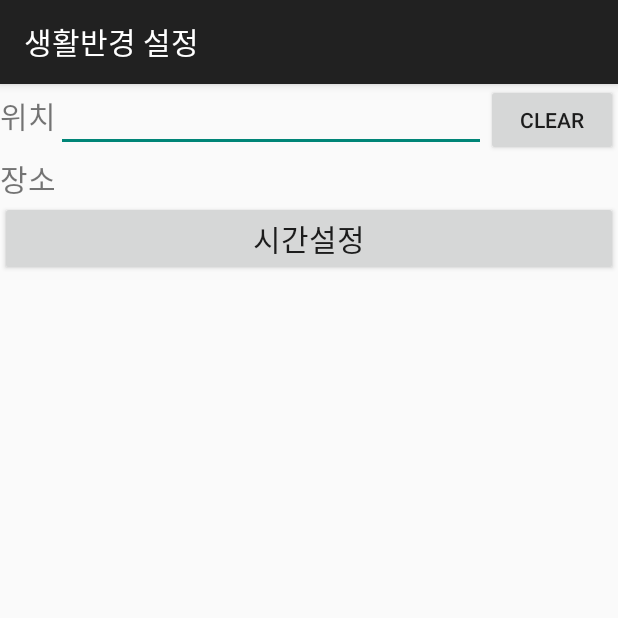
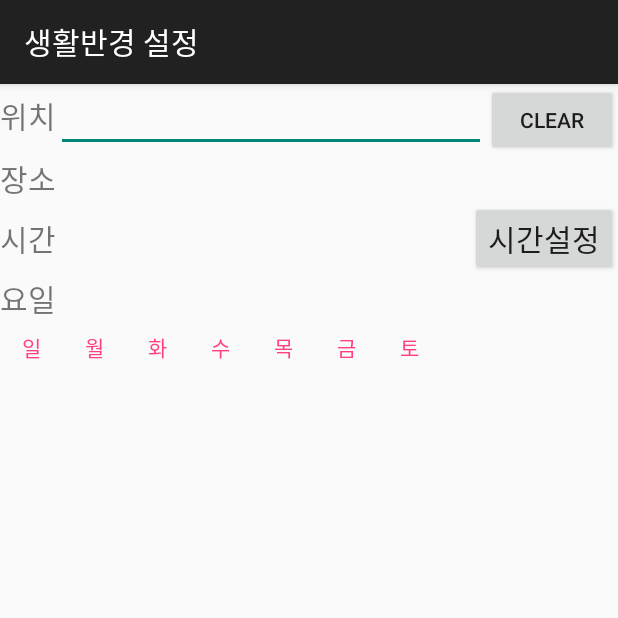
Before and after one commit to yyk1213/weather_mobile, an Android app: the SettingLifeRadiusActivity screen opened directly, with no data from a screen before it, on a phone screen of 412 x 824 dp, the top half of it. Run offline under Robolectric (Android 15) with nearby library versions, the phone set to English and light mode, and no system bars; our stand-ins replace Room's generated code; 3 statements that could not run were skipped.

Commit message:
요일선택 추가

```diff
--- a/MyApplication/app/build.gradle
+++ b/MyApplication/app/build.gradle
@@ -37,6 +37,7 @@ dependencies {
     implementation 'com.naver.maps.open:naver-map-api:2.1.2@aar'
     implementation 'com.android.support:design:23.1.1'
     implementation 'com.google.android.gms:play-services-places:11.8.0'
+    implementation "com.android.support:support-compat:27.1.1"
 
     annotationProcessor "android.arch.persistence.room:compiler:1.0.0"
 
--- a/MyApplication/app/src/main/java/com/example/yeon1213/myapplication/DataBase/DateTypeConverter.java
+++ /dev/null
@@ -1,17 +0,0 @@
-package com.example.yeon1213.myapplication.DataBase;
-
-import android.arch.persistence.room.TypeConverter;
-
-import java.util.Date;
-
-public class DateTypeConverter {
-    @TypeConverter
-    public long convertDateToLong(Date date) {
-        return date.getTime();
-    }
-
-    @TypeConverter
-    public Date convertLongToDate(long time) {
-        return new Date(time);
-    }
-}
--- a/MyApplication/app/src/main/java/com/example/yeon1213/myapplication/DataBase/LocationData.java
+++ b/MyApplication/app/src/main/java/com/example/yeon1213/myapplication/DataBase/LocationData.java
@@ -3,9 +3,12 @@ package com.example.yeon1213.myapplication.DataBase;
 import android.arch.persistence.room.Entity;
 import android.arch.persistence.room.Ignore;
 import android.arch.persistence.room.PrimaryKey;
+import android.arch.persistence.room.TypeConverter;
+import android.arch.persistence.room.TypeConverters;
 import android.support.annotation.NonNull;
 
 import java.util.Date;
+import java.util.List;
 
 @Entity
 public class LocationData {
@@ -21,7 +24,8 @@ public class LocationData {
     @NonNull
     private String mTime;
     @NonNull
-    private String mDay_of_week;//요일
+    @TypeConverters(LocationTypeConverter.class)
+    private List<String> mDay_of_week;//요일
 
     private boolean mAlarmCheck;
 
@@ -66,12 +70,13 @@ public class LocationData {
     public void setMTime(@NonNull String mTime) {
         this.mTime = mTime;
     }
+
     @NonNull
-    public String getMDay_of_week() {
+    public List<String> getMDay_of_week() {
         return mDay_of_week;
     }
 
-    public void setMDay_of_week(@NonNull String mDay_of_week) {
+    public void setMDay_of_week(@NonNull List<String> mDay_of_week) {
         this.mDay_of_week = mDay_of_week;
     }
 
--- a/MyApplication/app/src/main/java/com/example/yeon1213/myapplication/DataBase/LocationDatabase.java
+++ b/MyApplication/app/src/main/java/com/example/yeon1213/myapplication/DataBase/LocationDatabase.java
@@ -8,8 +8,9 @@ import android.content.Context;
 import android.util.Log;
 
 @Database(entities={LocationData.class},version=1)
-@TypeConverters({DateTypeConverter.class})
+
 public abstract class LocationDatabase extends RoomDatabase{
+
     private static LocationDatabase[] INSTANCES=new LocationDatabase[8];
     private static final String[] DAY_DB={"sun.db","mon.db", "tue.db","wed.db", "thur.db","fri.db","sat.db"};
 
--- /dev/null
+++ b/MyApplication/app/src/main/java/com/example/yeon1213/myapplication/DataBase/LocationTypeConverter.java
@@ -0,0 +1,21 @@
+package com.example.yeon1213.myapplication.DataBase;
+
+import android.arch.persistence.room.TypeConverter;
+import android.arch.persistence.room.TypeConverters;
+
+import com.google.gson.Gson;
+
+import java.util.Date;
+import java.util.List;
+
+public class LocationTypeConverter {
+
+    @TypeConverter
+    public static String convertListToString(List<String> list) {
+
+        Gson gson=new Gson();
+        String json=gson.toJson(list);
+
+        return json;
+    }
+}
--- a/MyApplication/app/src/main/java/com/example/yeon1213/myapplication/Life_Radius/LifeRadiusActivity.java
+++ b/MyApplication/app/src/main/java/com/example/yeon1213/myapplication/Life_Radius/LifeRadiusActivity.java
@@ -42,6 +42,7 @@ public class LifeRadiusActivity extends AppCompatActivity implements View.OnClic
         mRadiusRecyclerView.setLayoutManager(radius_LayoutManager);
 
         fab=findViewById(R.id.radius_plus_btn);
+        fab.setOnClickListener(this);
 
         database=LocationDatabase.getDataBase(this,0);
 
@@ -140,7 +141,7 @@ public class LifeRadiusActivity extends AppCompatActivity implements View.OnClic
 
             LocationData radius=mRadius.get(position);
             holder.mLocationTextView.setText(Double.toString(radius.getMLatitude()));
-            holder.mDayOfWeekTextView.setText(radius.getMDay_of_week());
+            holder.mDayOfWeekTextView.setText(radius.getMDay_of_week().toString());
             holder.mAlarmSwitch.setChecked(radius.getMAlarmCheck());
         }
 
--- a/MyApplication/app/src/main/java/com/example/yeon1213/myapplication/Life_Radius/SettingLifeRadiusActivity.java
+++ b/MyApplication/app/src/main/java/com/example/yeon1213/myapplication/Life_Radius/SettingLifeRadiusActivity.java
@@ -13,7 +13,10 @@ import android.widget.AutoCompleteTextView;
 import android.widget.Button;
 import android.widget.TextView;
 import android.widget.TimePicker;
+import android.widget.Toast;
+import android.widget.ToggleButton;
 
+import com.example.yeon1213.myapplication.DataBase.LocationDAO;
 import com.example.yeon1213.myapplication.DataBase.LocationData;
 import com.example.yeon1213.myapplication.DataBase.LocationDatabase;
 import com.example.yeon1213.myapplication.R;
@@ -28,7 +31,9 @@ import com.google.android.gms.maps.model.RuntimeRemoteException;
 import com.google.android.gms.tasks.OnCompleteListener;
 import com.google.android.gms.tasks.Task;
 
+import java.util.ArrayList;
 import java.util.Calendar;
+import java.util.List;
 
 public class SettingLifeRadiusActivity extends AppCompatActivity{
 
@@ -37,6 +42,7 @@ public class SettingLifeRadiusActivity extends AppCompatActivity{
     private PlaceAutocompleteAdapter mAdapter;
     private TextView mPlaceDetailsAttribution;
     private TextView mPlaceDetailsText;
+    private TextView mStartTime;
     private Button mTimeBtn;
 
     private LocationDatabase database;
@@ -44,9 +50,19 @@ public class SettingLifeRadiusActivity extends AppCompatActivity{
     private LocationData locationData=new LocationData();
     private String mLocation_name;
     private String mTime;
-    private String mDayOfWeek;
+    private List<String> mDayOfWeek;
+
+    //Day buttons
+    ToggleButton tSun;
+    ToggleButton tMon;
+    ToggleButton tTue;
+    ToggleButton tWed;
+    ToggleButton tThur;
+    ToggleButton tFri;
+    ToggleButton tSat;
 
     private static final LatLngBounds BOUNDS_GRATER_KOREA=new LatLngBounds(new LatLng(35.9078, 127.7669),new LatLng(35.9078, 127.7669));
+
 
     @Override
     protected void onCreate(Bundle savedInstanceState) {
@@ -59,10 +75,8 @@ public class SettingLifeRadiusActivity extends AppCompatActivity{
         //places api 클라이언트
         mGeoDataClient= Places.getGeoDataClient(this,null);
 
-        mSearchPlace =findViewById(R.id.place_autocomplete_powered_by_google);
-        mPlaceDetailsText=findViewById(R.id.place_address);
-        mPlaceDetailsAttribution = findViewById(R.id.place_attribution);
-        mTimeBtn=findViewById(R.id.timeBtn);
+        InitView();
+        getDayofWeek();//요일 저장
 
         mAdapter=new PlaceAutocompleteAdapter(this,mGeoDataClient,BOUNDS_GRATER_KOREA,null);
         mSearchPlace.setAdapter(mAdapter);
@@ -79,29 +93,89 @@ public class SettingLifeRadiusActivity extends AppCompatActivity{
         });
         //시간 설정하고 DB에 저장
         mTimeBtn.setOnClickListener(new View.OnClickListener(){
+
+            Calendar now=Calendar.getInstance();
+            int hour=now.get(Calendar.HOUR_OF_DAY);
+            int minute=now.get(Calendar.MINUTE);
+            boolean is24Hour=true;
+
             @Override
             public void onClick(View v) {
+
                 TimePickerDialog.OnTimeSetListener onTimeSetListener=new TimePickerDialog.OnTimeSetListener() {
+
                     @Override
                     public void onTimeSet(TimePicker view, int hourOfDay, int minute) {
+                        //시간 저장
+                       int hour=view.getCurrentHour();
+                       //DB에 시간 저장
+                        locationData.setMTime(hour+":"+minute);
 
+                        mStartTime.setText(hour+":"+minute);
+                        Log.d("시간",""+hour+" "+minute);
                     }
                 };
-
-                Calendar now=Calendar.getInstance();
-                int hour=now.get(Calendar.HOUR_OF_DAY);
-                int minute=now.get(Calendar.MINUTE);
-
-                locationData.setMTime(hour+":"+minute);
-                Log.d("시간",""+hour+" "+minute);
-                //24시간 포맷에 있는지 아닌지 확인
-                boolean is24Hour=true;
 
                 TimePickerDialog timePickerDialog=new TimePickerDialog(SettingLifeRadiusActivity.this,onTimeSetListener,hour,minute,is24Hour);
                 timePickerDialog.show();
             }
         });
 
+        //최종 DB에 저장
+        LocationDAO locationDAO=database.getLocationDAO();
+        locationDAO.insert(locationData);
+    }
+
+    private void InitView(){
+
+        mSearchPlace =findViewById(R.id.place_autocomplete_powered_by_google);
+        mPlaceDetailsText=findViewById(R.id.place_address);
+        mPlaceDetailsAttribution = findViewById(R.id.place_attribution);
+        mTimeBtn=findViewById(R.id.timeBtn);
+        mStartTime=findViewById(R.id.start_time);
+
+        //요일
+        tSun = findViewById(R.id.tSun);
+        tMon = findViewById(R.id.tMon);
+        tTue = findViewById(R.id.tTue);
+        tWed = findViewById(R.id.tWed);
+        tThur = findViewById(R.id.tThur);
+        tFri = findViewById(R.id.tFri);
+        tSat = findViewById(R.id.tSat);
+    }
+
+    //요일 선택
+    private void getDayofWeek(){
+
+        mDayOfWeek=new ArrayList<>();
+
+        if(tSun.isChecked()){
+            mDayOfWeek.add("일");
+        }
+        if(tMon.isChecked()){
+            mDayOfWeek.add("월");
+
+        }
+        if(tTue.isChecked()){
+            mDayOfWeek.add("화");
+
+        }
+        if(tWed.isChecked()){
+            mDayOfWeek.add("수");
+
+        }
+        if(tThur.isChecked()){
+            mDayOfWeek.add("목");
+
+        }
+        if(tFri.isChecked()){
+            mDayOfWeek.add("금");
+        }
+        if(tSat.isChecked()){
+            mDayOfWeek.add("토");
+        }
+        //디비에 저장
+        locationData.setMDay_of_week(mDayOfWeek);
     }
 
     private AdapterView.OnItemClickListener mAutocompleteClickListener=
@@ -134,7 +208,7 @@ public class SettingLifeRadiusActivity extends AppCompatActivity{
 
                 mPlaceDetailsText.setText(formatPlaceDetails(getResources(), place.getName(),place.getAddress()));
                 mLocation_name=formatPlaceDetails(getResources(), place.getName(),place.getAddress()).toString();
-
+                //장소 저장
                 locationData.setMLocation_name(mLocation_name);
 
                 Log.d("결과",""+formatPlaceDetails(getResources(), place.getName(),place.getAddress()));
--- a/MyApplication/app/src/main/java/com/example/yeon1213/myapplication/Location_Analysis/PersonalLocationService.java
+++ b/MyApplication/app/src/main/java/com/example/yeon1213/myapplication/Location_Analysis/PersonalLocationService.java
@@ -46,7 +46,7 @@ public class PersonalLocationService extends IntentService {
 
             dayData.setMLatitude(locationData.getMLatitude());
             dayData.setMLongitude(locationData.getMLongitude());
-            dayData.setMDate(locationData.getMDate());
+            //dayData.setMDate(locationData.getMDate());
             dayData.setMTime(locationData.getMTime());
 
             String day_of_week = locationData.getMDay_of_week();
--- a/MyApplication/app/src/main/java/com/example/yeon1213/myapplication/Main/MainActivity.java
+++ b/MyApplication/app/src/main/java/com/example/yeon1213/myapplication/Main/MainActivity.java
@@ -4,6 +4,8 @@ import android.content.Context;
 import android.content.Intent;
 import android.location.Address;
 import android.location.Geocoder;
+import android.provider.CalendarContract;
+import android.support.v4.app.NotificationCompat;
 import android.support.v7.app.AppCompatActivity;
 import android.os.Bundle;
 import android.support.v7.widget.GridLayoutManager;
@@ -25,6 +27,7 @@ import com.example.yeon1213.myapplication.Weather_alarm.WeatherAlarm;
 
 import java.io.IOException;
 import java.util.ArrayList;
+import java.util.Calendar;
 import java.util.List;
 
 public class MainActivity extends AppCompatActivity{
@@ -38,11 +41,8 @@ public class MainActivity extends AppCompatActivity{
     private List<String> recycler_livingData = new ArrayList<>();
     private WeatherData main_weatherData;
 
-    private LocationDatabase database;
-    //아직 안씀
-    public static Intent newIntent(Context context){
-        return new Intent(context,MainActivity.class);
-    }
+    private LocationDatabase database=LocationDatabase.getDataBase(this,0);
+
     //좀 더 함수로 나누기
     @Override
     protected void onCreate(Bundle savedInstanceState) {
@@ -143,7 +143,6 @@ public class MainActivity extends AppCompatActivity{
     }
 
     private void location_check(){
-       database=LocationDatabase.getDataBase(this,0);
 
        //기존에 저장된 DB 값이 있을 경우-- 패턴 값 분석해서 그 DB 값 불러오기
         if(database.getLocationDAO().getLocation().size()>0) {
@@ -161,4 +160,16 @@ public class MainActivity extends AppCompatActivity{
             longitude=127.1234;
         }
     }
+
+    private void createNotification(){
+        //현재 시간 1시간 후와 db에 저장된 시간이 일치할 경우 noti를 띄워서 날 씨를 알려준다.
+
+        Calendar now=Calendar.getInstance();
+        int hour=now.get(Calendar.HOUR_OF_DAY);
+        int minute=now.get(Calendar.MINUTE);
+        boolean is24hour=true;
+
+        NotificationCompat.Builder mBuilder=new NotificationCompat.Builder(this);
+
+    }
 }
--- /dev/null
+++ b/MyApplication/app/src/main/res/drawable/shape_oval.xml
@@ -0,0 +1,8 @@
+<?xml version="1.0" encoding="utf-8"?>
+<shape xmlns:android="http://schemas.android.com/apk/res/android"
+    android:shape="oval">
+    <solid android:color="@color/colorAccent" />
+    <size
+        android:width="20dp"
+        android:height="20dp" />
+</shape>
--- /dev/null
+++ b/MyApplication/app/src/main/res/drawable/toggle_bg.xml
@@ -0,0 +1,7 @@
+<?xml version="1.0" encoding="utf-8"?>
+<selector xmlns:android="http://schemas.android.com/apk/res/android">
+    <item android:state_checked="false"
+        android:drawable="@android:color/transparent" />
+    <item android:state_checked="true"
+        android:drawable="@drawable/shape_oval" />
+</selector>
--- /dev/null
+++ b/MyApplication/app/src/main/res/drawable/toggle_text_color.xml
@@ -0,0 +1,8 @@
+<?xml version="1.0" encoding="utf-8"?>
+<selector xmlns:android="http://schemas.android.com/apk/res/android">
+    <item android:state_checked="false"
+        android:color="@color/colorAccent"/>
+
+    <item android:state_checked="true"
+        android:color="#FFF" />
+</selector>
--- a/MyApplication/app/src/main/res/layout/activity_life_radius.xml
+++ b/MyApplication/app/src/main/res/layout/activity_life_radius.xml
@@ -17,6 +17,7 @@
         android:layout_alignParentRight="true"
         android:layout_alignParentBottom="true"
         android:layout_marginBottom="10dp"
-        android:layout_marginRight="10dp"/>
+        android:layout_marginRight="10dp"
+        android:src="@drawable/add"/>
 
 </RelativeLayout>
--- a/MyApplication/app/src/main/res/layout/activity_setting_life_radius.xml
+++ b/MyApplication/app/src/main/res/layout/activity_setting_life_radius.xml
@@ -58,11 +58,49 @@
             android:text=""/>
     </LinearLayout>
 
+    <LinearLayout
+        android:orientation="horizontal"
+        android:layout_width="match_parent"
+        android:layout_height="wrap_content">
+
+        <TextView
+            android:text="시간"
+            android:textSize="20dp"
+            android:layout_width="wrap_content"
+            android:layout_height="wrap_content"/>
+
+        <TextView
+            android:id="@+id/start_time"
+            android:layout_width="wrap_content"
+            android:layout_height="wrap_content"
+            android:text=""
+            android:layout_weight="2"/>
+
     <Button
         android:id="@+id/timeBtn"
-        android:layout_width="match_parent"
+        android:layout_width="wrap_content"
         android:layout_height="wrap_content"
         android:text="시간설정"
         android:textSize="20dp"/>
+    </LinearLayout>
+
+    <TextView
+        android:text="요일"
+        android:textSize="20dp"
+        android:layout_width="wrap_content"
+        android:layout_height="wrap_content"/>
+    <LinearLayout
+        android:id="@+id/daypicker_layout"
+        android:layout_width="wrap_content"
+        android:layout_height="wrap_content"
+        android:layout_below="@+id/linearLayout"
+        android:layout_centerHorizontal="true">
+
+        <include
+            android:id="@+id/daypicker"
+            layout="@layout/daypicker"
+            android:layout_width="wrap_content"
+            android:layout_height="wrap_content"></include>
+    </LinearLayout>
 
 </LinearLayout>
--- /dev/null
+++ b/MyApplication/app/src/main/res/layout/daypicker.xml
@@ -0,0 +1,80 @@
+<?xml version="1.0" encoding="utf-8"?>
+<LinearLayout xmlns:android="http://schemas.android.com/apk/res/android"
+    android:orientation="horizontal" android:layout_width="match_parent"
+    android:layout_height="match_parent">
+    <ToggleButton
+        android:id="@+id/tSun"
+        android:layout_width="35dp"
+        android:layout_height="35dp"
+        android:layout_marginLeft="3dp"
+        android:layout_marginRight="3dp"
+        android:textOff="일"
+        android:textOn="일"
+        style="@style/toggleButton"
+        android:background="@drawable/toggle_bg" />
+    <ToggleButton
+        android:id="@+id/tMon"
+        android:layout_marginLeft="3dp"
+        android:layout_marginRight="3dp"
+        android:layout_width="35dp"
+        android:layout_height="35dp"
+        android:textOff="월"
+        android:textOn="월"
+        style="@style/toggleButton"
+        android:background="@drawable/toggle_bg" />
+
+    <ToggleButton
+        android:id="@+id/tTue"
+        android:layout_marginLeft="3dp"
+        android:layout_marginRight="3dp"
+        android:layout_width="35dp"
+        android:layout_height="35dp"
+        android:textOff="화"
+        android:textOn="화"
+        style="@style/toggleButton"
+        android:background="@drawable/toggle_bg" />
+
+    <ToggleButton
+        android:id="@+id/tWed"
+        android:layout_marginLeft="3dp"
+        android:layout_marginRight="3dp"
+        android:layout_width="35dp"
+        android:layout_height="35dp"
+        android:textOff="수"
+        android:textOn="수"
+        style="@style/toggleButton"
+        android:background="@drawable/toggle_bg" />
+
+    <ToggleButton
+        android:id="@+id/tThur"
+        android:layout_marginLeft="3dp"
+        android:layout_marginRight="3dp"
+        android:layout_width="35dp"
+        android:layout_height="35dp"
+        android:textOff="목"
+        android:textOn="목"
+        style="@style/toggleButton"
+        android:background="@drawable/toggle_bg" />
+
+    <ToggleButton
+        android:id="@+id/tFri"
+        android:layout_marginLeft="3dp"
+        android:layout_marginRight="3dp"
+        android:layout_width="35dp"
+        android:layout_height="35dp"
+        android:textOff="금"
+        android:textOn="금"
+        style="@style/toggleButton"
+        android:background="@drawable/toggle_bg" />
+
+    <ToggleButton
+        android:id="@+id/tSat"
+        android:layout_marginLeft="3dp"
+        android:layout_marginRight="3dp"
+        android:layout_width="35dp"
+        android:layout_height="35dp"
+        android:textOff="토"
+        android:textOn="토"
+        style="@style/toggleButton"
+        android:background="@drawable/toggle_bg" />
+</LinearLayout>
--- a/MyApplication/app/src/main/res/values/styles.xml
+++ b/MyApplication/app/src/main/res/values/styles.xml
@@ -7,5 +7,12 @@
         <item name="colorPrimaryDark">@color/colorPrimaryDark</item>
         <item name="colorAccent">@color/colorAccent</item>
     </style>
+    <style name="Widget.Button.Toggle" parent="android:Widget">
+        <item name="android:background">@drawable/toggle_bg</item>
+    </style>
 
+    <style name="toggleButton" parent="Theme.AppCompat.Light.DarkActionBar">
+        <item name="android:buttonStyleToggle">@style/Widget.Button.Toggle</item>
+        <item name="android:textColor">@drawable/toggle_text_color</item>
+    </style>
 </resources>
```
Also changed, not shown: MyApplication/app/src/main/res/drawable/add.png.
